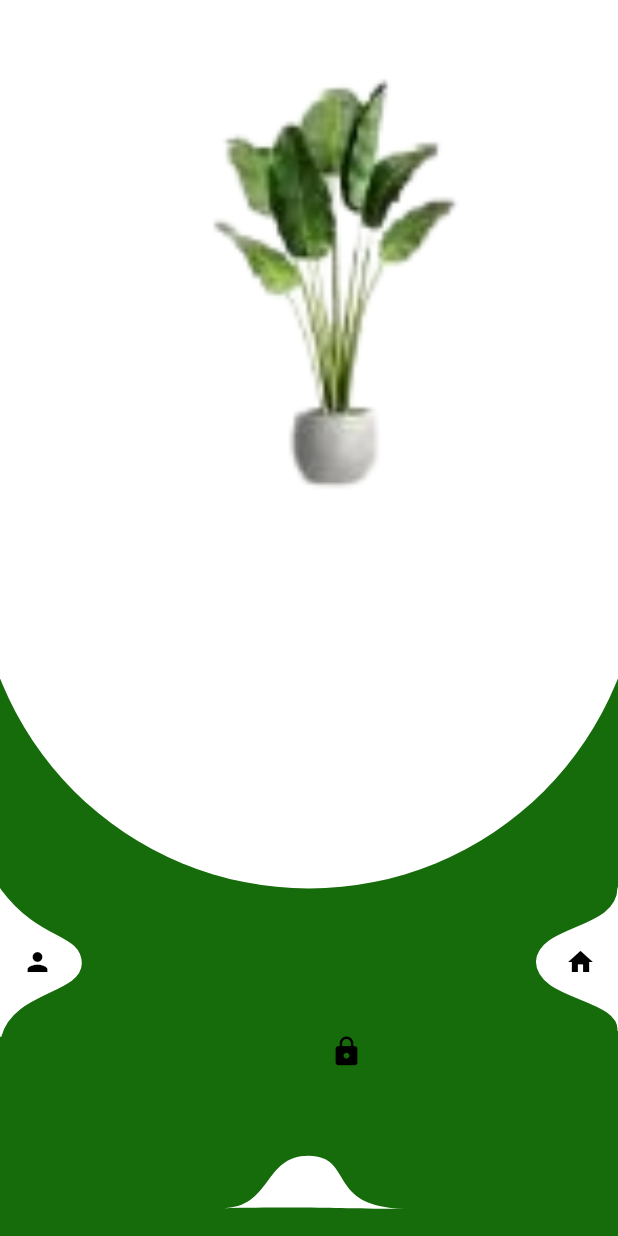
After one commit to tasneemakhaled/custom_paint, a Flutter app: the screen it shows after launch, after a tap on "Banana tree", on a phone screen of 412 x 824 dp. The commit adds this screen. Run offline on Flutter 3.47's test engine with Material 3 defaults, Android fonts, the phone set to English and light mode, and no system bars.

Commit message:
adding flower detail custom paint

```diff
--- /dev/null
+++ b/lib/views/flower_details.dart
@@ -0,0 +1,156 @@
+import 'package:flutter/material.dart';
+// تأكد من وجود هذه الملفات أو استبدلها بالكود الخاص بها إذا كانت لديك
+import 'package:custom_paint/views/widgets/left_arrow_widget.dart';
+import 'package:custom_paint/views/widgets/right_arrow_widget.dart';
+import 'package:custom_paint/views/widgets/white_card_painter.dart';
+
+class FlowerDetails extends StatelessWidget {
+  const FlowerDetails({super.key});
+
+  @override
+  Widget build(BuildContext context) {
+    // نستخدم MediaQuery لأخذ أبعاد الشاشة
+    final size = MediaQuery.of(context).size;
+
+    return Scaffold(
+      backgroundColor: const Color(0xff166b0a),
+      body: SizedBox(
+        // الكارت يأخذ 85% من ارتفاع الشاشة
+        height: size.height * 0.9,
+        width: double.infinity,
+        child: Stack(
+          clipBehavior:
+              Clip.none, // للسماح للعناصر بالخروج قليلاً إذا لزم الأمر
+          children: [
+            // 1. الكارت الأبيض (الخلفية الأساسية)
+            Positioned.fill(child: CustomPaint(painter: WhiteCardPainter())),
+
+            // 2. صورة النبات (في المنتصف من الأعلى)
+            Positioned(
+              top: 20, // مسافة من أعلى الكارت
+              left: 0,
+              right: 0,
+              child: Image.asset(
+                "assets/images/first_image.png",
+                fit: BoxFit.contain,
+                height: 350, // تم ضبط الطول ليتناسب مع التصميم
+              ),
+            ),
+
+            // 2. الزر الأيسر (Left Button)
+            Positioned(
+              bottom: 50, // ارتفاعه من تحت
+              left: 0, // لازق في الشمال
+              child: CustomPaint(
+                size: const Size(180, 100), // حجم الزرار (عرض 60 وطول 100)
+                painter: RPSCustomPainterLeftArrow(), // الكود الجديد تحت
+                child: Container(
+                  width: 180,
+                  height: 100,
+                  alignment: Alignment.centerLeft, // محاذاة السهم
+                  padding: const EdgeInsets.only(left: 15), // تظبيط مكان السهم
+                  child: const Icon(
+                    Icons.person,
+                    color: Colors.black,
+                    size: 20,
+                  ),
+                ),
+              ),
+            ),
+
+            // 3. الزر الأيمن (Right Button)
+            Positioned(
+              bottom: 50, // نفس ارتفاع الشمال
+              right: 0, // لازق في اليمين
+              child: CustomPaint(
+                size: const Size(180, 100),
+                painter: RPSCustomPainterRightArrow(), // الكود الجديد تحت
+                child: Container(
+                  width: 180,
+                  height: 100,
+                  alignment: Alignment.centerRight, // محاذاة السهم
+                  padding: const EdgeInsets.only(right: 15), // تظبيط مكان السهم
+                  child: const Icon(Icons.home, color: Colors.black, size: 20),
+                ),
+              ),
+            ),
+            Positioned(
+              bottom: -118,
+              left: 0,
+              right: 0,
+              child: SizedBox(
+                height: 90,
+                width: double.infinity,
+                child: CustomPaint(
+                  size: Size.infinite,
+                  painter: RPSCustomPainter(),
+                ),
+              ),
+            ),
+
+            // 5. أيقونة القفل
+            Positioned(
+              bottom: -50,
+              right: 170,
+              top: 610,
+              child: const Icon(Icons.lock, color: Colors.black, size: 22),
+            ),
+          ],
+        ),
+      ),
+    );
+  }
+}
+
+class RPSCustomPainter extends CustomPainter {
+  @override
+  void paint(Canvas canvas, Size size) {
+    Paint paint = Paint()
+      ..color = Colors.white
+      ..style = PaintingStyle.fill;
+
+    Path path = Path();
+
+    // 1. روح لنقطة البداية (من كودك)
+    path.moveTo(size.width * 0.3561000, size.height * 0.3980000);
+
+    // 2. ارسم القبة (السطور بتاعتك زي ما هي)
+    path.cubicTo(
+      size.width * 0.4408500,
+      size.height * 0.4078000,
+      size.width * 0.4247500,
+      size.height * 0.0090000,
+      size.width * 0.4995000,
+      size.height * 0.0100000,
+    );
+
+    path.cubicTo(
+      size.width * 0.5741250,
+      size.height * 0.0150000,
+      size.width * 0.5270250,
+      size.height * 0.3910000,
+      size.width * 0.6546000,
+      size.height * 0.4028000,
+    );
+
+    // 3. اقفل القبة (السطر اللي بيرجع للبدايه تاني)
+    // ده اللي انا كنت مسحته، رجعتهولك تاني عشان يقفل الشكل ويبقى قبة بس
+    path.cubicTo(
+      size.width * 0.5211750,
+      size.height * 0.4048000,
+      size.width * 0.5339750,
+      size.height * 0.3856000,
+      size.width * 0.3561000,
+      size.height * 0.3980000,
+    );
+
+    path.close();
+
+    canvas.drawPath(path, paint);
+  }
+
+  @override
+  bool shouldRepaint(covariant CustomPainter oldDelegate) {
+    return false;
+  }
+}
--- a/lib/views/widgets/custom_flower.dart
+++ b/lib/views/widgets/custom_flower.dart
@@ -1,3 +1,4 @@
+import 'package:custom_paint/views/flower_details.dart';
 import 'package:flutter/material.dart';
 
 class CustomFlower extends StatelessWidget {
@@ -37,7 +38,17 @@ class CustomFlower extends StatelessWidget {
             // ---------------------------------------------------------
             // 1. الكارت الأبيض ومحتواه
             // ---------------------------------------------------------
-            Container(
+            InkWell(
+              onTap: () {
+                Navigator.of(context).push(
+                  MaterialPageRoute(
+                    builder: (context) {
+                      return FlowerDetails();
+                    },
+                  ),
+                );
+              },
+              child: Container(
                 width: cardWidth,
                 height: cardHeight,
                 decoration: BoxDecoration(
@@ -138,6 +149,7 @@ class CustomFlower extends StatelessWidget {
                   ),
                 ),
               ),
+            ),
 
             // // ---------------------------------------------------------
             // // 2. الرسمة الخضراء (فوق الكارت)
--- /dev/null
+++ b/lib/views/widgets/half_circle_rect.dart
@@ -0,0 +1,32 @@
+import 'package:flutter/material.dart';
+
+class LeftHalfCircleRightRectPainter extends CustomPainter {
+  @override
+  void paint(Canvas canvas, Size size) {
+    Paint paint = Paint()
+      ..color = Colors.green.shade400
+      ..style = PaintingStyle.fill;
+    canvas.clipRect(Rect.fromLTWH(0, 0, size.width, size.height));
+    // circle
+    Offset center = Offset(size.width / 1.7, size.height / 2);
+    double redius = 25.0;
+
+    canvas.drawCircle(center, redius, paint);
+    Rect rect =
+        // fromCenter => center point of rect
+        Rect.fromCenter(
+          center: Offset(center.dx + (redius * 2), center.dy),
+          width: 100,
+          height: 50,
+        );
+
+    canvas.drawRect(rect, paint);
+    Offset center2 = Offset(size.width / 1, size.height / 2);
+    double redius2 = 30.0;
+
+    canvas.drawCircle(center2, redius2, paint);
+  }
+
+  @override
+  bool shouldRepaint(covariant CustomPainter oldDelegate) => false;
+}
--- /dev/null
+++ b/lib/views/widgets/white_card_painter.dart
@@ -0,0 +1,41 @@
+import 'package:flutter/material.dart';
+import 'dart:ui';
+
+class WhiteCardPainter extends CustomPainter {
+  @override
+  void paint(Canvas canvas, Size size) {
+    // create paint object to define color and style of paint
+    Paint paint = Paint()
+      ..color = Colors.white
+      ..style = PaintingStyle.fill;
+
+    // create path object to define shape
+    Path path = Path();
+
+    path.moveTo(0, 0);
+
+    // left side line
+    path.lineTo(0, size.height * 0.5);
+
+    Offset control = Offset(
+      size.width * 0.5,
+      size.height * 1,
+    ); // how deep the curve is
+    Offset right = Offset(size.width, size.height * 0.5);
+
+    // Single smooth curve from left → right
+    path.quadraticBezierTo(control.dx, control.dy, right.dx, right.dy);
+
+    path.lineTo(size.width, 0);
+    Offset center = Offset(size.width * .5, size.height / 2);
+    double redius = size.width / 1.86;
+
+    canvas.drawCircle(center, redius, paint);
+    path.close();
+
+    canvas.drawPath(path, paint);
+  }
+
+  @override
+  bool shouldRepaint(covariant CustomPainter oldDelegate) => false;
+}
```
Lines whose indentation alone changed are shown as unchanged.
